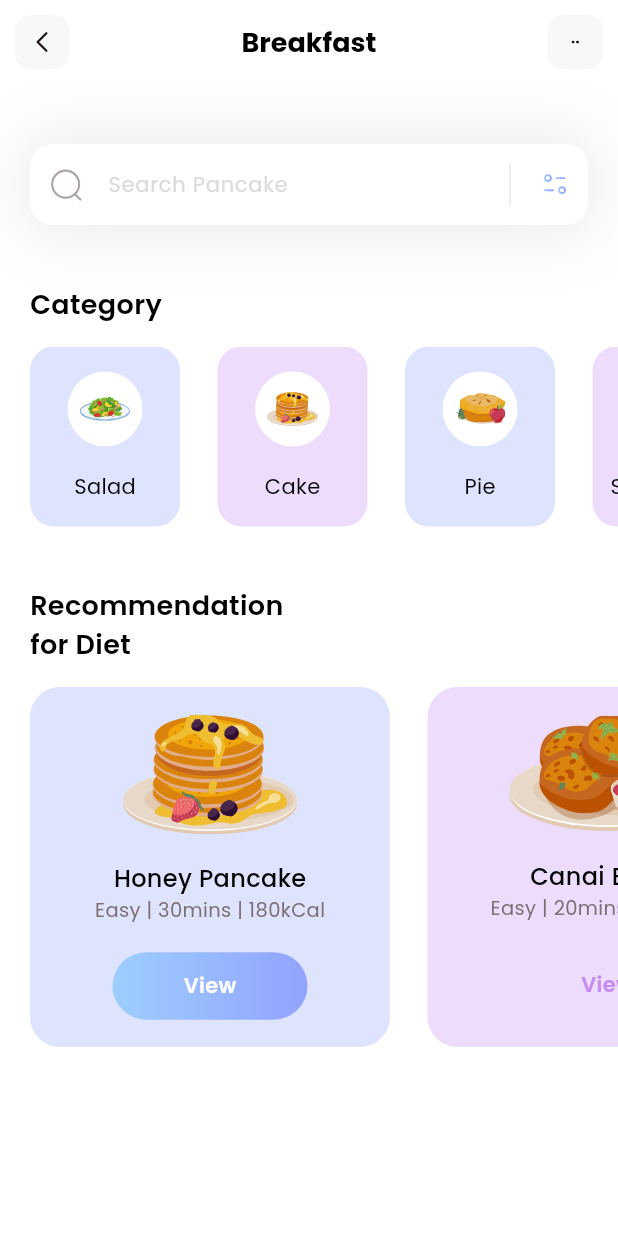
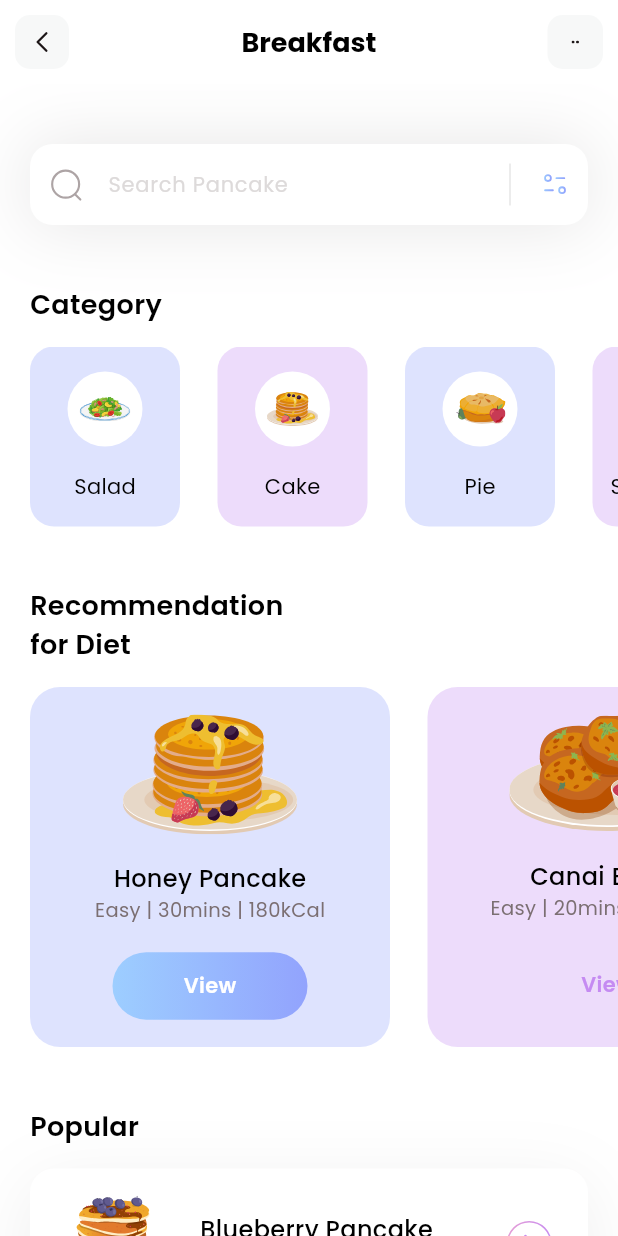
Before and after one commit to PGV-da/fitness, a Flutter app: the screen it shows after launch, on a phone screen of 412 x 824 dp. Run offline on Flutter 3.47's test engine with Material 3 defaults, Android fonts, the phone set to English and light mode, and no system bars; our stand-ins replace flutter_svg.

Commit message:
Popular Section

```diff
--- a/lib/main.dart
+++ b/lib/main.dart
@@ -14,7 +14,7 @@ class MyApp extends StatelessWidget {
     return MaterialApp(
       debugShowCheckedModeBanner: false,
       theme: ThemeData(fontFamily: 'Poppins'),
-      home: HomePage(),
+      home: const HomePage(),
     );
   }
 }
--- a/lib/models/category_model.dart
+++ b/lib/models/category_model.dart
@@ -17,25 +17,25 @@ class CategoryModel {
     categories.add(CategoryModel(
       name: 'Salad',
       iconpath: 'assets/icons/plate.svg',
-      boxColor: Color(0xff92A3FD),
+      boxColor: const Color(0xff92A3FD),
     ));
 
     categories.add(CategoryModel(
       name: 'Cake',
       iconpath: 'assets/icons/pancakes.svg',
-      boxColor: Color(0xffC58BF2),
+      boxColor: const Color(0xffC58BF2),
     ));
 
     categories.add(CategoryModel(
       name: 'Pie',
       iconpath: 'assets/icons/pie.svg',
-      boxColor: Color(0xff92A3FD),
+      boxColor: const Color(0xff92A3FD),
     ));
 
     categories.add(CategoryModel(
       name: 'Smoothies',
       iconpath: 'assets/icons/orange-snacks.svg',
-      boxColor: Color(0xffC58BF2),
+      boxColor: const Color(0xffC58BF2),
     ));
 
     return categories;
--- /dev/null
+++ b/lib/models/popular_model.dart
@@ -0,0 +1,45 @@
+class PopularDietsModel {
+  String name;
+  String iconPath;
+  String level;
+  String duration;
+  String calorie;
+  bool bosIsSelected;
+
+  PopularDietsModel({
+    required this.name,
+    required this.iconPath,
+    required this.level,
+    required this.duration,
+    required this.calorie,
+    required this.bosIsSelected,
+  });
+
+  static List<PopularDietsModel> getPopularDiets() {
+    List<PopularDietsModel> popularDiets = [];
+
+    popularDiets.add(
+      PopularDietsModel(
+        name: 'Blueberry Pancake',
+        iconPath: 'assets/icons/blueberry-pancake.svg',
+        level: 'Medium',
+        duration: '30mins',
+        calorie: '230kCal',
+        bosIsSelected: true,
+      ),
+    );
+
+    popularDiets.add(
+      PopularDietsModel(
+        name: 'Salmon Nigiri',
+        iconPath: 'assets/icons/salmon-nigiri.svg',
+        level: 'Easy',
+        duration: '20mins',
+        calorie: '120kCal',
+        bosIsSelected: false,
+      ),
+    );
+
+    return popularDiets;
+  }
+}
--- a/lib/pages/home.dart
+++ b/lib/pages/home.dart
@@ -1,10 +1,11 @@
 import 'package:fitness/models/category_model.dart';
 import 'package:fitness/models/diet_model.dart';
+import 'package:fitness/models/popular_model.dart';
 import 'package:flutter/material.dart';
 import 'package:flutter_svg/flutter_svg.dart';
 
 class HomePage extends StatefulWidget {
-  HomePage({super.key});
+  const HomePage({super.key});
 
   @override
   State<HomePage> createState() => _HomePageState();
@@ -13,10 +14,12 @@ class HomePage extends StatefulWidget {
 class _HomePageState extends State<HomePage> {
   List<CategoryModel> categories = [];
   List<DietModel> diets = [];
+  List<PopularDietsModel> popularDiets = [];
 
   void _getIntilialInfo() {
     categories = CategoryModel.getCategories();
     diets = DietModel.getDiets();
+    popularDiets = PopularDietsModel.getPopularDiets();
   }
 
   @override
@@ -25,16 +28,108 @@ class _HomePageState extends State<HomePage> {
     return Scaffold(
       appBar: appBar(),
       backgroundColor: Colors.white,
-      body: Column(
-        crossAxisAlignment: CrossAxisAlignment.start,
+      body: ListView(
         children: [
           _searchField(),
-          SizedBox(height: 40),
+          const SizedBox(height: 40),
           _categoriesSection(),
-          SizedBox(height: 40),
-          _dietSection()
+          const SizedBox(height: 40),
+          _dietSection(),
+          const SizedBox(height: 40),
+          _popularSection(),
+          const SizedBox(height: 40),
         ],
       ),
+    );
+  }
+
+  Column _popularSection() {
+    return Column(
+      crossAxisAlignment: CrossAxisAlignment.start,
+      children: [
+        const Padding(
+          padding: EdgeInsets.only(left: 20),
+          child: Text(
+            'Popular',
+            style: TextStyle(
+              color: Colors.black,
+              fontSize: 18,
+              fontWeight: FontWeight.w600,
+            ),
+          ),
+        ),
+        const SizedBox(height: 15),
+        ListView.separated(
+          itemBuilder: (context, index) {
+            return Container(
+              height: 100,
+              decoration: BoxDecoration(
+                color: popularDiets[index].bosIsSelected
+                    ? Colors.white
+                    : Colors.transparent,
+                borderRadius: BorderRadius.circular(16),
+                boxShadow: popularDiets[index].bosIsSelected
+                    ? [
+                        BoxShadow(
+                          color: const Color(0xff1D1617).withOpacity(0.07),
+                          offset: const Offset(0, 10),
+                          blurRadius: 40,
+                          spreadRadius: 0,
+                        )
+                      ]
+                    : [],
+              ),
+              child: Row(
+                mainAxisAlignment: MainAxisAlignment.spaceEvenly,
+                children: [
+                  SvgPicture.asset(
+                    popularDiets[index].iconPath,
+                    height: 65,
+                    width: 65,
+                  ),
+                  Column(
+                    mainAxisAlignment: MainAxisAlignment.center,
+                    crossAxisAlignment: CrossAxisAlignment.start,
+                    children: [
+                      Text(
+                        popularDiets[index].name,
+                        style: const TextStyle(
+                          fontWeight: FontWeight.w500,
+                          color: Colors.black,
+                          fontSize: 16,
+                        ),
+                      ),
+                      Text(
+                        '${popularDiets[index].level} | ${popularDiets[index].duration} | ${popularDiets[index].calorie}',
+                        style: const TextStyle(
+                          color: Color(0xff7B6F72),
+                          fontSize: 13,
+                          fontWeight: FontWeight.w400,
+                        ),
+                      )
+                    ],
+                  ),
+                  GestureDetector(
+                    onTap: () {},
+                    child: SvgPicture.asset(
+                      'assets/icons/button.svg',
+                      width: 30,
+                      height: 30,
+                    ),
+                  )
+                ],
+              ),
+            );
+          },
+          separatorBuilder: (context, index) => const SizedBox(height: 25),
+          itemCount: popularDiets.length,
+          shrinkWrap: true,
+          padding: const EdgeInsets.only(
+            left: 20,
+            right: 20,
+          ),
+        ),
+      ],
     );
   }
 
@@ -42,8 +137,8 @@ class _HomePageState extends State<HomePage> {
     return Column(
       crossAxisAlignment: CrossAxisAlignment.start,
       children: [
-        Padding(
-          padding: const EdgeInsets.only(left: 20),
+        const Padding(
+          padding: EdgeInsets.only(left: 20),
           child: Text(
             'Recommendation\nfor Diet',
             style: TextStyle(
@@ -53,10 +148,10 @@ class _HomePageState extends State<HomePage> {
             ),
           ),
         ),
-        SizedBox(
+        const SizedBox(
           height: 15,
         ),
-        Container(
+        SizedBox(
           height: 240,
           child: ListView.separated(
             itemBuilder: (context, index) {
@@ -74,19 +169,15 @@ class _HomePageState extends State<HomePage> {
                       children: [
                         Text(
                           diets[index].name,
-                          style: TextStyle(
+                          style: const TextStyle(
                             fontWeight: FontWeight.w500,
                             color: Colors.black,
                             fontSize: 16,
                           ),
                         ),
                         Text(
-                          diets[index].level +
-                              ' | ' +
-                              diets[index].duration +
-                              ' | ' +
-                              diets[index].calorie,
-                          style: TextStyle(
+                          '${diets[index].level} | ${diets[index].duration} | ${diets[index].calorie}',
+                          style: const TextStyle(
                             color: Color(0xff7B6F72),
                             fontSize: 13,
                             fontWeight: FontWeight.w400,
@@ -97,40 +188,40 @@ class _HomePageState extends State<HomePage> {
                     Container(
                       height: 45,
                       width: 130,
+                      decoration: BoxDecoration(
+                        gradient: LinearGradient(
+                          colors: [
+                            diets[index].viewIsSelected
+                                ? const Color(0xff9DCEFF)
+                                : Colors.transparent,
+                            diets[index].viewIsSelected
+                                ? const Color(0xff92A3FD)
+                                : Colors.transparent,
+                          ],
+                        ),
+                        borderRadius: BorderRadius.circular(50),
+                      ),
                       child: Center(
                         child: Text(
                           'View',
                           style: TextStyle(
                             color: diets[index].viewIsSelected
                                 ? Colors.white
-                                : Color(0xffC58BF2),
+                                : const Color(0xffC58BF2),
                             fontWeight: FontWeight.w600,
                             fontSize: 14,
                           ),
                         ),
-                      ),
-                      decoration: BoxDecoration(
-                        gradient: LinearGradient(
-                          colors: [
-                            diets[index].viewIsSelected
-                                ? Color(0xff9DCEFF)
-                                : Colors.transparent,
-                            diets[index].viewIsSelected
-                                ? Color(0xff92A3FD)
-                                : Colors.transparent,
-                          ],
-                        ),
-                        borderRadius: BorderRadius.circular(50),
                       ),
                     )
                   ],
                 ),
               );
             },
-            separatorBuilder: (context, index) => SizedBox(width: 25),
+            separatorBuilder: (context, index) => const SizedBox(width: 25),
             itemCount: diets.length,
             scrollDirection: Axis.horizontal,
-            padding: EdgeInsets.only(
+            padding: const EdgeInsets.only(
               left: 20,
               right: 20,
             ),
@@ -144,8 +235,8 @@ class _HomePageState extends State<HomePage> {
     return Column(
       crossAxisAlignment: CrossAxisAlignment.start,
       children: [
-        Padding(
-          padding: const EdgeInsets.only(left: 20),
+        const Padding(
+          padding: EdgeInsets.only(left: 20),
           child: Text(
             'Category',
             style: TextStyle(
@@ -155,19 +246,19 @@ class _HomePageState extends State<HomePage> {
             ),
           ),
         ),
-        SizedBox(
+        const SizedBox(
           height: 15,
         ),
-        Container(
+        SizedBox(
           height: 120,
           child: ListView.separated(
             itemCount: categories.length,
             scrollDirection: Axis.horizontal,
-            padding: EdgeInsets.only(
+            padding: const EdgeInsets.only(
               left: 20,
               right: 20,
             ),
-            separatorBuilder: (context, index) => SizedBox(
+            separatorBuilder: (context, index) => const SizedBox(
               width: 25,
             ),
             itemBuilder: (context, index) {
@@ -183,7 +274,7 @@ class _HomePageState extends State<HomePage> {
                     Container(
                       width: 50,
                       height: 50,
-                      decoration: BoxDecoration(
+                      decoration: const BoxDecoration(
                         color: Colors.white,
                         shape: BoxShape.circle,
                       ),
@@ -194,7 +285,7 @@ class _HomePageState extends State<HomePage> {
                     ),
                     Text(
                       categories[index].name,
-                      style: TextStyle(
+                      style: const TextStyle(
                         fontWeight: FontWeight.w400,
                         color: Colors.black,
                         fontSize: 14,
@@ -212,10 +303,10 @@ class _HomePageState extends State<HomePage> {
 
   Container _searchField() {
     return Container(
-      margin: EdgeInsets.only(top: 40, left: 20, right: 20),
+      margin: const EdgeInsets.only(top: 40, left: 20, right: 20),
       decoration: BoxDecoration(boxShadow: [
         BoxShadow(
-          color: Color(0xff1D1617).withOpacity(0.11),
+          color: const Color(0xff1D1617).withOpacity(0.11),
           blurRadius: 40,
           spreadRadius: 0.0,
         )
@@ -224,9 +315,9 @@ class _HomePageState extends State<HomePage> {
         decoration: InputDecoration(
             filled: true,
             fillColor: Colors.white,
-            contentPadding: EdgeInsets.all(15),
+            contentPadding: const EdgeInsets.all(15),
             hintText: 'Search Pancake',
-            hintStyle: TextStyle(
+            hintStyle: const TextStyle(
               color: Color(0xffDDDADA),
               fontSize: 14,
             ),
@@ -234,13 +325,13 @@ class _HomePageState extends State<HomePage> {
               padding: const EdgeInsets.all(12),
               child: SvgPicture.asset('assets/icons/Search.svg'),
             ),
-            suffixIcon: Container(
+            suffixIcon: SizedBox(
               width: 100,
               child: IntrinsicHeight(
                 child: Row(
                   mainAxisAlignment: MainAxisAlignment.end,
                   children: [
-                    VerticalDivider(
+                    const VerticalDivider(
                       color: Colors.black,
                       indent: 10,
                       endIndent: 10,
@@ -264,7 +355,7 @@ class _HomePageState extends State<HomePage> {
 
   AppBar appBar() {
     return AppBar(
-      title: Text(
+      title: const Text(
         'Breakfast',
         style: TextStyle(
           color: Colors.black,
@@ -278,16 +369,16 @@ class _HomePageState extends State<HomePage> {
       leading: GestureDetector(
         onTap: () {},
         child: Container(
-          margin: EdgeInsets.all(10),
+          margin: const EdgeInsets.all(10),
           alignment: Alignment.center,
+          decoration: BoxDecoration(
+            color: const Color(0xffF7F8F8),
+            borderRadius: BorderRadius.circular(10),
+          ),
           child: SvgPicture.asset(
             'assets/icons/Arrow - Left 2.svg',
             height: 20,
             width: 20,
-          ),
-          decoration: BoxDecoration(
-            color: Color(0xffF7F8F8),
-            borderRadius: BorderRadius.circular(10),
           ),
         ),
       ),
@@ -295,17 +386,17 @@ class _HomePageState extends State<HomePage> {
         GestureDetector(
           onTap: () {},
           child: Container(
-            margin: EdgeInsets.all(10),
+            margin: const EdgeInsets.all(10),
             alignment: Alignment.center,
             width: 37,
+            decoration: BoxDecoration(
+              color: const Color(0xffF7F8F8),
+              borderRadius: BorderRadius.circular(10),
+            ),
             child: SvgPicture.asset(
               'assets/icons/dots.svg',
               height: 5,
               width: 5,
-            ),
-            decoration: BoxDecoration(
-              color: Color(0xffF7F8F8),
-              borderRadius: BorderRadius.circular(10),
             ),
           ),
         ),
```
